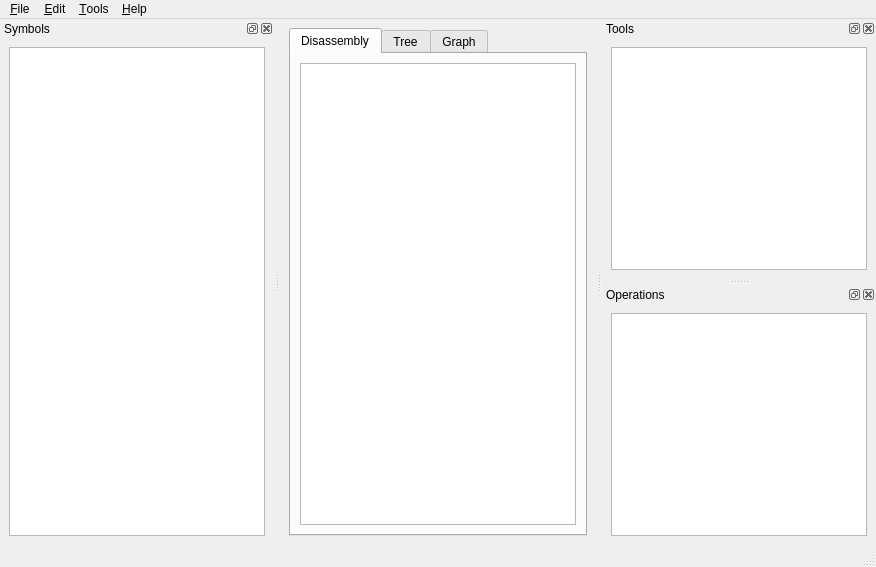
This is qt/documentwindow.ui in davidcarne/dismember as Qt 5 draws it before an edit. The edited form follows.
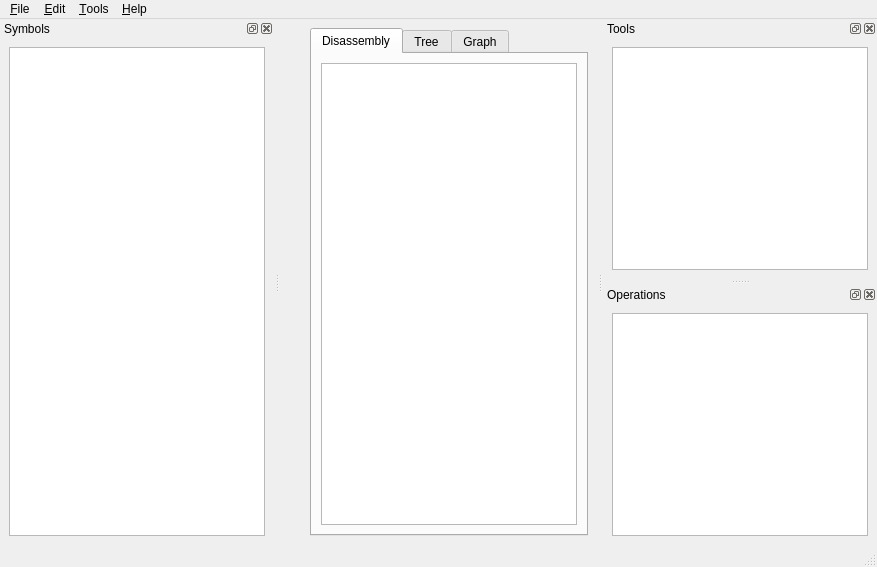
This is the edited form. Custom widgets are drawn as their Qt base class.

Commit message: Added data view. Perhaps it's upside-down though.

The edit to the form file:
```diff
--- a/qt/documentwindow.ui
+++ b/qt/documentwindow.ui
@@ -10,7 +10,7 @@
    <rect>
     <x>0</x>
     <y>0</y>
-    <width>876</width>
+    <width>877</width>
     <height>567</height>
    </rect>
   </property>
@@ -40,6 +40,22 @@
     <property name="margin">
      <number>9</number>
     </property>
+    <item>
+     <widget class="DataView" name="e_dataview" native="true">
+      <property name="minimumSize">
+       <size>
+        <width>15</width>
+        <height>0</height>
+       </size>
+      </property>
+      <property name="maximumSize">
+       <size>
+        <width>15</width>
+        <height>16777215</height>
+       </size>
+      </property>
+     </widget>
+    </item>
     <item>
      <widget class="QTabWidget" name="T_main">
       <property name="sizePolicy">
@@ -86,8 +102,8 @@
     <rect>
      <x>0</x>
      <y>0</y>
-     <width>876</width>
-     <height>26</height>
+     <width>877</width>
+     <height>18</height>
     </rect>
    </property>
    <widget class="QMenu" name="m_help">
@@ -203,7 +219,7 @@
    <property name="minimumSize">
     <size>
      <width>125</width>
-     <height>116</height>
+     <height>124</height>
     </size>
    </property>
    <property name="baseSize">
@@ -243,7 +259,7 @@
    <property name="minimumSize">
     <size>
      <width>125</width>
-     <height>116</height>
+     <height>124</height>
     </size>
    </property>
    <property name="baseSize">
@@ -393,6 +409,12 @@
    <extends>QTableView</extends>
    <header>codeview.h</header>
   </customwidget>
+  <customwidget>
+   <class>DataView</class>
+   <extends>QWidget</extends>
+   <header>dataview.h</header>
+   <container>1</container>
+  </customwidget>
  </customwidgets>
  <tabstops>
   <tabstop>T_main</tabstop>
```
The commit also changes 6 other files.
